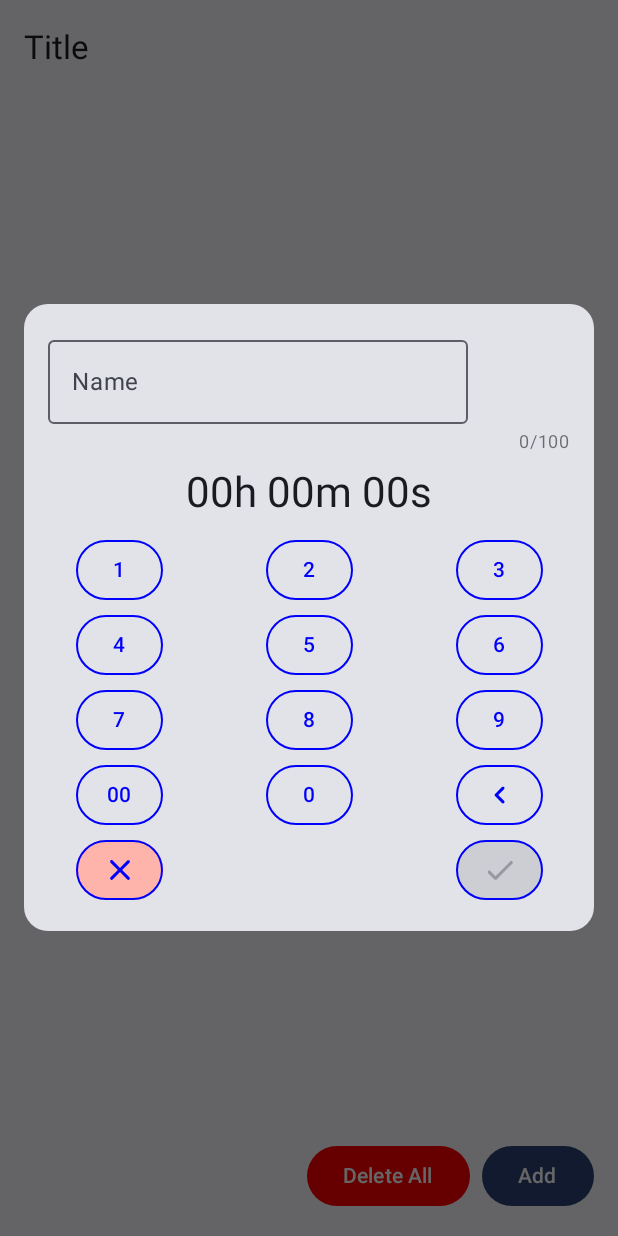
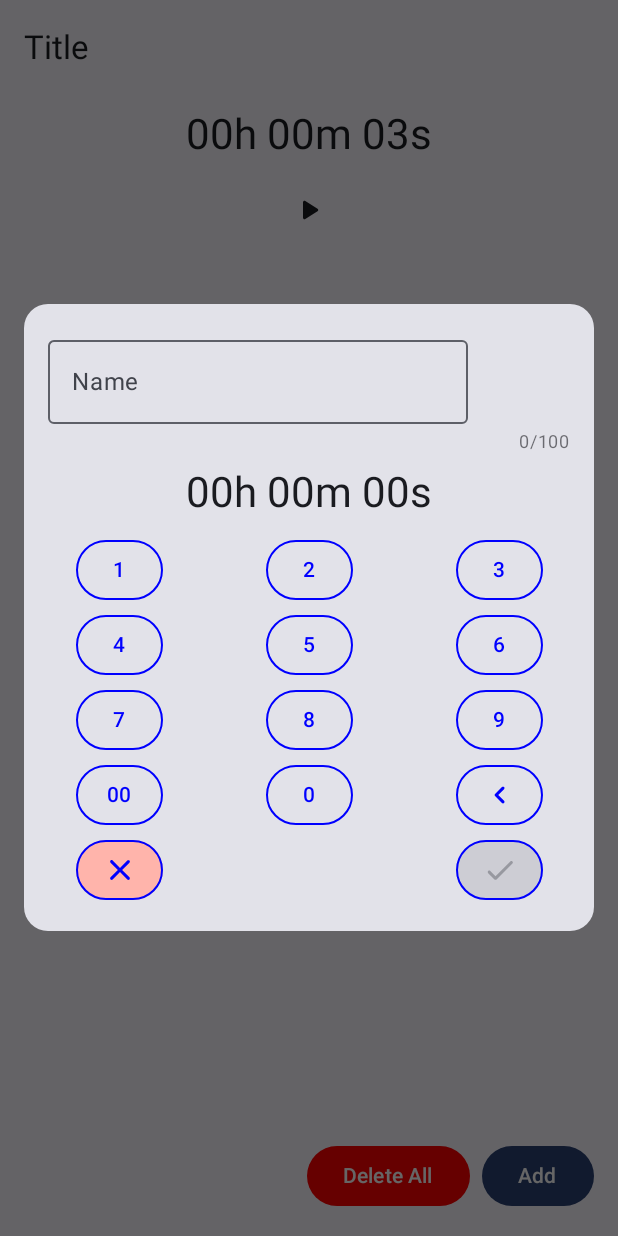
Before and after one commit to darkfoxdx/interval_timer, an Android app built with Jetpack Compose: the screen it shows after launch (MainActivity), after a tap on "Add", on a phone screen of 412 x 824 dp. Run offline under Robolectric (Android 15) with nearby library versions, the phone set to English and light mode, and no system bars; our stand-ins replace Dagger/Hilt's generated code; 1 other tap on this screen came first.

Commit message:
Added timer

```diff
--- a/app/src/main/java/com/projecteugene/interval/compose/timer/TimerScreen.kt
+++ b/app/src/main/java/com/projecteugene/interval/compose/timer/TimerScreen.kt
@@ -8,11 +8,17 @@ import androidx.compose.foundation.layout.Spacer
 import androidx.compose.foundation.layout.fillMaxWidth
 import androidx.compose.foundation.layout.imePadding
 import androidx.compose.foundation.layout.padding
+import androidx.compose.foundation.layout.wrapContentSize
 import androidx.compose.foundation.lazy.LazyColumn
 import androidx.compose.foundation.lazy.itemsIndexed
+import androidx.compose.material.icons.Icons
+import androidx.compose.material.icons.rounded.PlayArrow
 import androidx.compose.material3.Button
 import androidx.compose.material3.ButtonDefaults
 import androidx.compose.material3.ExperimentalMaterial3Api
+import androidx.compose.material3.Icon
+import androidx.compose.material3.IconButton
+import androidx.compose.material3.MaterialTheme
 import androidx.compose.material3.Scaffold
 import androidx.compose.material3.Text
 import androidx.compose.material3.TopAppBar
@@ -27,6 +33,7 @@ import androidx.compose.ui.unit.dp
 import androidx.hilt.navigation.compose.hiltViewModel
 import com.projecteugene.interval.data.TimerData
 import com.projecteugene.interval.viewmodel.TimerViewModel
+import kotlin.time.Duration.Companion.seconds
 
 @Composable
 fun TimerScreen(
@@ -87,6 +94,19 @@ fun TimerScreen(
                 modifier = modifier.padding(it),
                 horizontalAlignment = Alignment.CenterHorizontally
             ) {
+                Text(
+                    text = elapsedTime.seconds.toComponents { hours, minutes, seconds, _ ->
+                        "%02dh %02dm %02ds".format(hours, minutes, seconds)
+                    },
+                    style = MaterialTheme.typography.headlineMedium,
+                    modifier = Modifier
+                        .fillMaxWidth()
+                        .padding(8.dp)
+                        .wrapContentSize(Alignment.Center),
+                )
+                IconButton(onClick = { onTimerStart() }) {
+                    Icon(Icons.Rounded.PlayArrow, contentDescription = "Play")
+                }
                 TimerList(
                     timers = timers,
                     onClick = onClick,
--- a/app/src/main/java/com/projecteugene/interval/viewmodel/TimerViewModel.kt
+++ b/app/src/main/java/com/projecteugene/interval/viewmodel/TimerViewModel.kt
@@ -1,8 +1,11 @@
 package com.projecteugene.interval.viewmodel
 
+import android.app.Application
+import android.media.MediaPlayer
+import androidx.lifecycle.AndroidViewModel
 import androidx.lifecycle.SavedStateHandle
-import androidx.lifecycle.ViewModel
 import androidx.lifecycle.viewModelScope
+import com.projecteugene.interval.R
 import com.projecteugene.interval.data.TimerData
 import dagger.hilt.android.lifecycle.HiltViewModel
 import kotlinx.coroutines.Job
@@ -18,8 +21,9 @@ import javax.inject.Inject
  */
 @HiltViewModel
 class TimerViewModel @Inject internal constructor(
+    private val application: Application,
     private val savedStateHandle: SavedStateHandle
-) : ViewModel() {
+) : AndroidViewModel(application) {
     private val _timers = MutableStateFlow<List<TimerData>>(listOf())
     private val _elapsedTime = MutableStateFlow(0L)
     private val _showDialog = MutableStateFlow(false)
@@ -27,6 +31,7 @@ class TimerViewModel @Inject internal constructor(
     val timers = _timers.asStateFlow()
     val elapsedTime = _elapsedTime.asStateFlow()
     val showDialog = _showDialog.asStateFlow()
+    private var mp: MediaPlayer = MediaPlayer.create(application.applicationContext, R.raw.tone1)
 
     fun onShowDialog() {
         _showDialog.update {
@@ -66,6 +71,9 @@ class TimerViewModel @Inject internal constructor(
             while (true) {
                 delay(1000)
                 _elapsedTime.value++
+                if (_elapsedTime.value.toInt() % 10 == 0) {
+                    mp.start()
+                }
             }
         }
     }
@@ -82,5 +90,6 @@ class TimerViewModel @Inject internal constructor(
     override fun onCleared() {
         super.onCleared()
         timerJob?.cancel()
+        mp.release()
     }
 }
```
Also changed, not shown: 1 other file.
